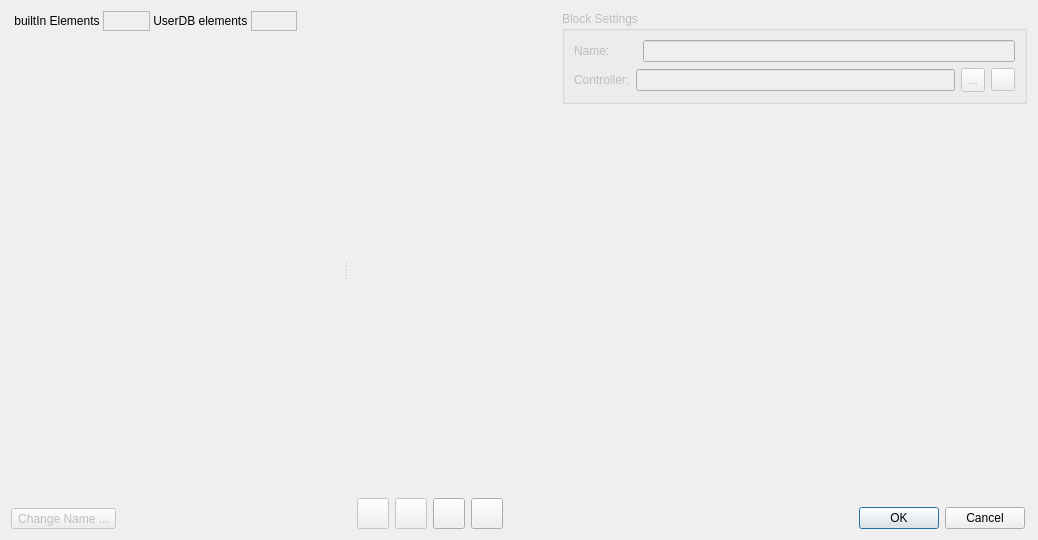
Above: SIM-VICUS/src/SVSubNetworkEditDialog.ui from Brockaaa/SIM-VICUS before the change. Below: the same form after it.
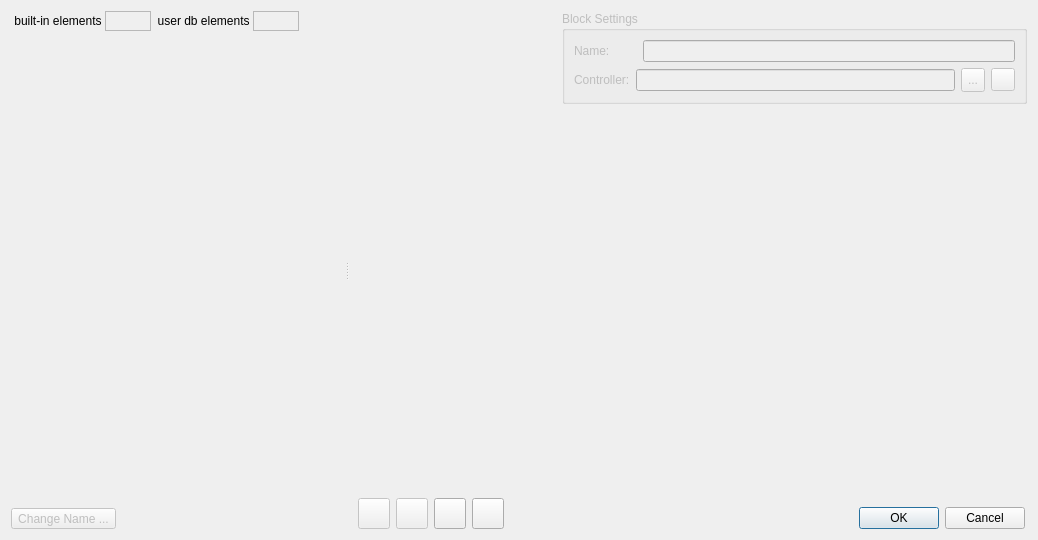
That is the form after the change. Icons and pictures are not drawn. Custom widgets are drawn as their Qt base class.

Patch:
```diff
--- a/SIM-VICUS/src/SVSubNetworkEditDialog.ui
+++ b/SIM-VICUS/src/SVSubNetworkEditDialog.ui
@@ -68,7 +68,7 @@
          <item>
           <widget class="QLabel" name="labelBuiltIn">
            <property name="text">
-            <string> builtIn Elements </string>
+            <string> built-in elements </string>
            </property>
           </widget>
          </item>
@@ -103,7 +103,7 @@
          <item>
           <widget class="QLabel" name="labelUserDB">
            <property name="text">
-            <string> UserDB elements </string>
+            <string>  user db elements </string>
            </property>
           </widget>
          </item>
```
Left out of the diff: 3 changed lines with no effect on the pictures.
